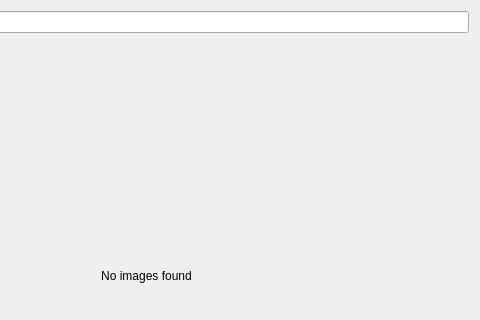
Before: the Qt Designer form src/globals/ImageDialog.ui in Komet/MediaElch, drawn with Qt 5; both pictures show x 187 to 667 and y 0 to 320 of the 667 by 600 pixel window.
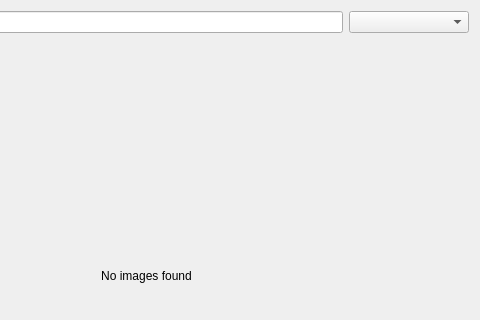
After: the same form once the commit is applied. Icons and pictures are not drawn. Custom widgets are drawn as their Qt base class.

The edit to the form file:
```diff
--- a/src/globals/ImageDialog.ui
+++ b/src/globals/ImageDialog.ui
@@ -32,6 +32,19 @@
        </property>
       </widget>
      </item>
+     <item>
+      <widget class="LanguageCombo" name="comboLanguage">
+       <property name="minimumSize">
+        <size>
+         <width>120</width>
+         <height>0</height>
+        </size>
+       </property>
+       <property name="toolTip">
+        <string>Language to use when searching for a TV show by title.</string>
+       </property>
+      </widget>
+     </item>
     </layout>
    </item>
    <item>
@@ -379,6 +392,11 @@
    <extends>QLineEdit</extends>
    <header>ui/small_widgets/MyLineEdit.h</header>
   </customwidget>
+  <customwidget>
+   <class>LanguageCombo</class>
+   <extends>QComboBox</extends>
+   <header>ui/small_widgets/LanguageCombo.h</header>
+  </customwidget>
  </customwidgets>
  <resources>
   <include location="../../data/MediaElch.qrc"/>
```
